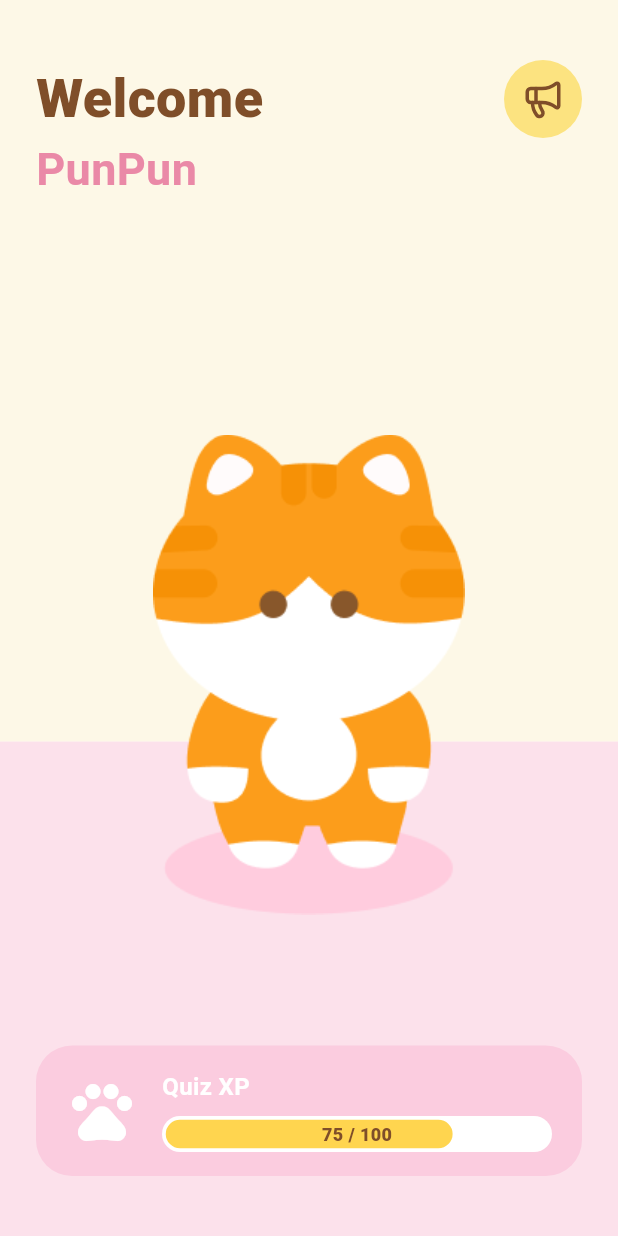
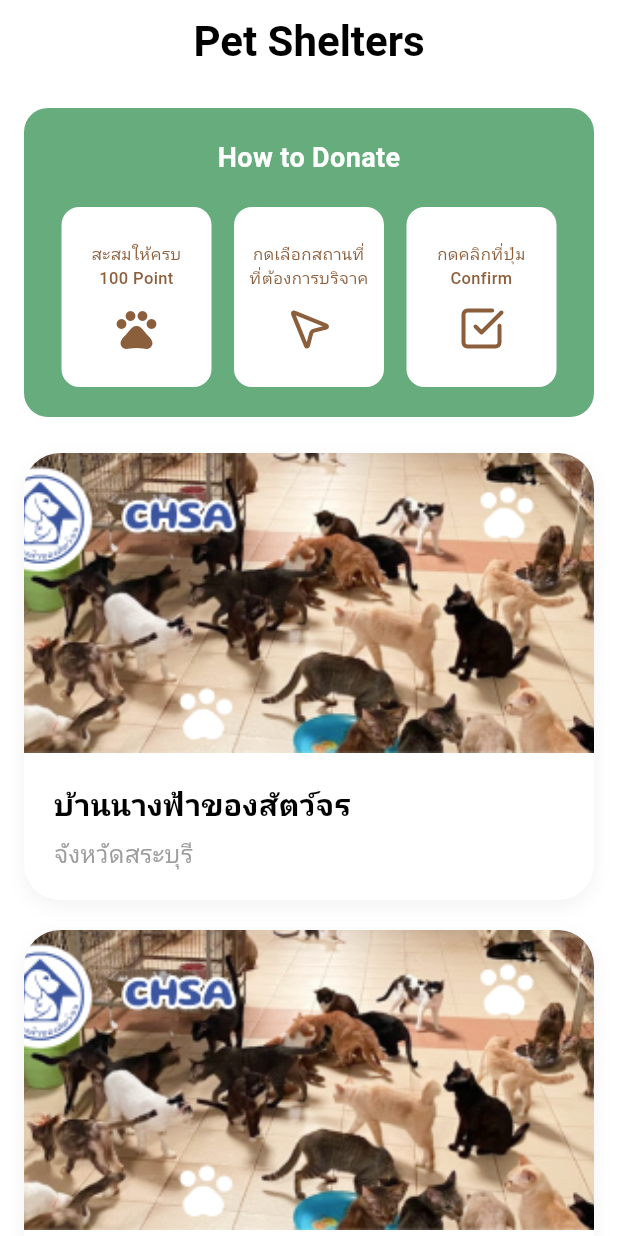
Before and after one commit to PuthoPutho/PetPoint, a Flutter app: the screen it shows after launch, on a phone screen of 412 x 824 dp. Run offline on Flutter 3.47's test engine with Material 3 defaults, Android fonts, the phone set to English and light mode, and no system bars; our stand-ins replace lucide_icons; Roboto replaces fonts that are missing (GoogleSans).

Commit message:
feat: Initialize Flutter frontend project with shelter listing and donation detail screens.

```diff
--- a/frontend/lib/main.dart
+++ b/frontend/lib/main.dart
@@ -1,6 +1,9 @@
 import 'package:flutter/material.dart';
+import 'package:frontend/screens/home/home.dart';
+import 'package:frontend/screens/quiz/quiz_list_screen.dart';
 //import 'screens/quiz/quiz_list_screen.dart';
-import 'package:frontend/screens/home/home.dart';
+//import 'package:frontend/screens/home/home.dart';
+import 'package:frontend/screens/shelter/shelter.dart';
 
 void main() {
   runApp(const MyApp());
@@ -20,7 +23,7 @@ class MyApp extends StatelessWidget {
         useMaterial3: true,
       ),
       // home: const MyHomePage(title: 'Flutter Demo Home Page'),
-      home: const HomeScreen(), // เปลี่ยนหน้าแรกเป็นหน้า Quiz
+      home: const ShelterScreen(), // เปลี่ยนหน้าแรกเป็นหน้า Quiz
       // ตั้งค่าเริ่มต้นเปิดมาเป็นหน้าโฮม (Home Screen)
       initialRoute: '/',
       routes: {
--- a/frontend/lib/screens/home/home.dart
+++ b/frontend/lib/screens/home/home.dart
@@ -11,7 +11,7 @@ class HomeScreen extends StatefulWidget {
 }
 
 class _HomeScreenState extends State<HomeScreen> {
-  int currentScore = 75;
+  int currentScore = 80;
 
   // 1. เปลี่ยนตัวแปรมาใช้เช็คสถานะการ Hover (เอาเมาส์ชี้) แทน
   bool _isMegaphoneHovered = false;
--- /dev/null
+++ b/frontend/lib/screens/shelter/shelter.dart
@@ -0,0 +1,149 @@
+import 'package:flutter/material.dart';
+import 'package:frontend/widgets/shelter_card.dart';
+import 'package:lucide_icons/lucide_icons.dart';
+
+void main() {
+  runApp(
+    const MaterialApp(home: ShelterScreen(), debugShowCheckedModeBanner: false),
+  );
+}
+
+class ShelterScreen extends StatelessWidget {
+  const ShelterScreen({super.key});
+
+  @override
+  Widget build(BuildContext context) {
+    return Scaffold(
+      backgroundColor: Colors.white,
+      appBar: AppBar(
+        backgroundColor: Colors.white,
+        elevation: 0,
+        centerTitle: true,
+        title: const Text(
+          'Pet Shelters',
+          style: TextStyle(
+            color: Colors.black,
+            fontSize: 28,
+            fontWeight: FontWeight.bold,
+          ),
+        ),
+      ),
+      // ใช้ ListView เพื่อให้หน้าจอ scroll ได้เมื่อมีการ์ดหลายใบ
+      body: ListView(
+        padding: const EdgeInsets.all(16.0),
+        children: [
+          // --- ส่วนที่ 1: บัตร How to Donate ---
+          Container(
+            padding: const EdgeInsets.symmetric(vertical: 20, horizontal: 10),
+            decoration: BoxDecoration(
+              color: const Color(0xFF67AC7D),
+              borderRadius: BorderRadius.circular(16),
+            ),
+            child: Column(
+              children: [
+                const Text(
+                  'How to Donate',
+                  style: TextStyle(
+                    color: Colors.white,
+                    fontSize: 18,
+                    fontWeight: FontWeight.bold,
+                  ),
+                ),
+                const SizedBox(height: 20),
+                Row(
+                  mainAxisAlignment: MainAxisAlignment.spaceEvenly,
+                  children: [
+                    _buildStepCard('สะสมให้ครบ\n100 Point', Icons.pets),
+                    _buildStepCard(
+                      'กดเลือกสถานที่\nที่ต้องการบริจาค',
+                      LucideIcons.mousePointer2,
+                    ),
+                    _buildStepCard(
+                      'กดคลิกที่ปุ่ม\nConfirm',
+                      LucideIcons.checkSquare,
+                    ),
+                  ],
+                ),
+              ],
+            ),
+          ),
+
+          const SizedBox(height: 24), // ระยะห่างระหว่างหัวกับรายการการ์ด
+          // --- ส่วนที่ 2: รายการ Shelter Card ---
+          ShelterCard(
+            imageWidget: Image.asset(
+              'assets/shelter1.png', // ใส่ URL รูปภาพของคุณที่นี่
+              fit: BoxFit.cover,
+            ),
+            title: 'บ้านนางฟ้าของสัตว์จร',
+            subtitle: 'จังหวัดสระบุรี',
+          ),
+          ShelterCard(
+            imageWidget: Image.asset(
+              'assets/shelter1.png', // ใส่ URL รูปภาพของคุณที่นี่
+              fit: BoxFit.cover,
+            ),
+            title: 'บ้านนางฟ้าของสัตว์จร',
+            subtitle: 'จังหวัดสระบุรี',
+          ),
+
+          const SizedBox(height: 80), // เผื่อระยะด้านล่าง
+        ],
+      ),
+
+      // // Bottom Navigation Bar (เปิดคอมเมนต์เพื่อให้เหมือนรูปต้นฉบับ)
+      // bottomNavigationBar: BottomNavigationBar(
+      //   type: BottomNavigationBarType.fixed,
+      //   selectedItemColor: const Color(0xFF67AC7D),
+      //   unselectedItemColor: Colors.grey,
+      //   showSelectedLabels: true,
+      //   showUnselectedLabels: true,
+      //   currentIndex: 0,
+      //   items: const [
+      //     BottomNavigationBarItem(icon: Icon(Icons.pets), label: 'Foster'),
+      //     BottomNavigationBarItem(
+      //       icon: Icon(LucideIcons.trophy),
+      //       label: 'Score',
+      //     ),
+      //     BottomNavigationBarItem(icon: Icon(LucideIcons.home), label: 'Home'),
+      //     BottomNavigationBarItem(
+      //       icon: Icon(LucideIcons.bookOpen),
+      //       label: 'Quiz',
+      //     ),
+      //     BottomNavigationBarItem(
+      //       icon: Icon(LucideIcons.user),
+      //       label: 'Profile',
+      //     ),
+      //   ],
+      // ),
+    );
+  }
+
+  Widget _buildStepCard(String title, IconData icon) {
+    return Container(
+      width: 100,
+      height: 120,
+      padding: const EdgeInsets.all(8),
+      decoration: BoxDecoration(
+        color: Colors.white,
+        borderRadius: BorderRadius.circular(12),
+      ),
+      child: Column(
+        mainAxisAlignment: MainAxisAlignment.center,
+        children: [
+          Text(
+            title,
+            textAlign: TextAlign.center,
+            style: const TextStyle(
+              color: Color(0xFF8B5E3C),
+              fontSize: 11,
+              fontWeight: FontWeight.w500,
+            ),
+          ),
+          const SizedBox(height: 10),
+          Icon(icon, color: const Color(0xFF8B5E3C), size: 32),
+        ],
+      ),
+    );
+  }
+}
--- /dev/null
+++ b/frontend/lib/widgets/shelter_card.dart
@@ -0,0 +1,106 @@
+import 'package:flutter/material.dart';
+import '../screens/shelter/shelter_detail.dart';
+
+class ShelterCard extends StatefulWidget {
+  final Widget imageWidget;
+  final String title;
+  final String subtitle;
+
+  const ShelterCard({
+    super.key,
+    required this.imageWidget,
+    required this.title,
+    required this.subtitle,
+  });
+
+  @override
+  State<ShelterCard> createState() => _ShelterCardState();
+}
+
+class _ShelterCardState extends State<ShelterCard> {
+  bool _isHovered = false;
+
+  @override
+  Widget build(BuildContext context) {
+    return MouseRegion(
+      cursor: SystemMouseCursors.click,
+      onEnter: (_) => setState(() => _isHovered = true),
+      onExit: (_) => setState(() => _isHovered = false),
+      child: GestureDetector(
+        onTapDown: (_) => setState(() => _isHovered = true),
+        onTapUp: (_) => setState(() => _isHovered = false),
+        onTapCancel: () => setState(() => _isHovered = false),
+        onTap: () {
+          // --- เมื่อกดการ์ด จะไปยังหน้า ShelterDetailScreen ---
+          Navigator.push(
+            context,
+            MaterialPageRoute(
+              builder: (context) => ShelterDetailScreen(
+                title: widget.title,
+                subtitle: widget.subtitle, // ส่ง subtitle ไปเพื่อแก้ Error
+              ),
+            ),
+          );
+        },
+        child: AnimatedContainer(
+          duration: const Duration(milliseconds: 300),
+          curve: Curves.easeInOut,
+          width: double.infinity,
+          margin: const EdgeInsets.only(bottom: 20),
+          transform: _isHovered
+              ? (Matrix4.identity()..scale(1.0015))
+              : Matrix4.identity(),
+          decoration: BoxDecoration(
+            color: Colors.white,
+            borderRadius: BorderRadius.circular(24),
+            boxShadow: [
+              BoxShadow(
+                color: Colors.black.withOpacity(_isHovered ? 0.12 : 0.05),
+                blurRadius: _isHovered ? 20 : 10,
+                offset: Offset(0, _isHovered ? 10 : 4),
+              ),
+            ],
+          ),
+          child: Column(
+            crossAxisAlignment: CrossAxisAlignment.start,
+            mainAxisSize: MainAxisSize.min,
+            children: [
+              ClipRRect(
+                borderRadius: const BorderRadius.vertical(top: Radius.circular(24)),
+                child: SizedBox(
+                  width: double.infinity,
+                  height: 200,
+                  child: widget.imageWidget,
+                ),
+              ),
+              Padding(
+                padding: const EdgeInsets.all(20.0),
+                child: Column(
+                  crossAxisAlignment: CrossAxisAlignment.start,
+                  children: [
+                    Text(
+                      widget.title,
+                      style: const TextStyle(
+                        fontSize: 20,
+                        fontWeight: FontWeight.bold,
+                        color: Colors.black,
+                      ),
+                    ),
+                    const SizedBox(height: 6),
+                    Text(
+                      widget.subtitle,
+                      style: const TextStyle(
+                        fontSize: 16,
+                        color: Colors.grey,
+                      ),
+                    ),
+                  ],
+                ),
+              ),
+            ],
+          ),
+        ),
+      ),
+    );
+  }
+}
--- a/frontend/pubspec.yaml
+++ b/frontend/pubspec.yaml
@@ -36,6 +36,7 @@ dependencies:
   cupertino_icons: ^1.0.8
   lucide_icons: ^0.257.0
 
+
 dev_dependencies:
   flutter_test:
     sdk: flutter
@@ -63,6 +64,7 @@ flutter:
     - assets/Egg.png
     - assets/OrangeCat.png
     - assets/OrangeCatBaby.png
+    - assets/shelter1.png
 
   fonts:
     - family: GoogleSans
```
Also changed, not shown: frontend/lib/screens/shelter/shelter_detail.dart (added, +224 -0 lines), frontend/assets/shelter1.png (added), 1 other file.
